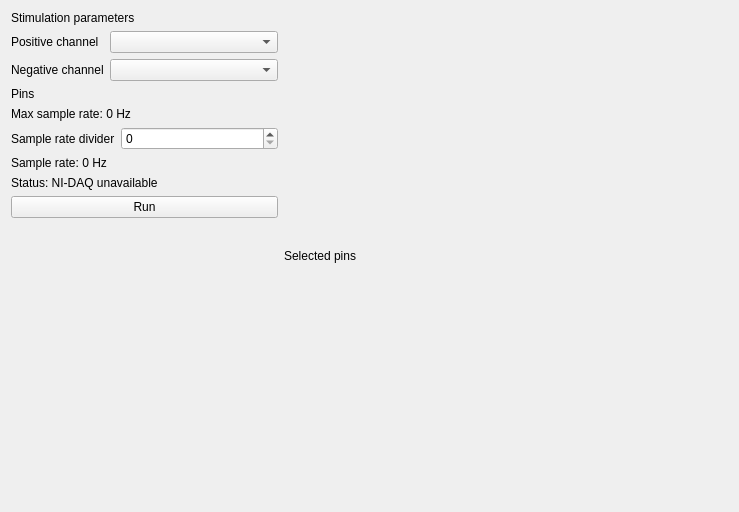
First picture: the form in app/ui/protocol_window.ui, repository teuncm/wormenpracticum, before the edit.
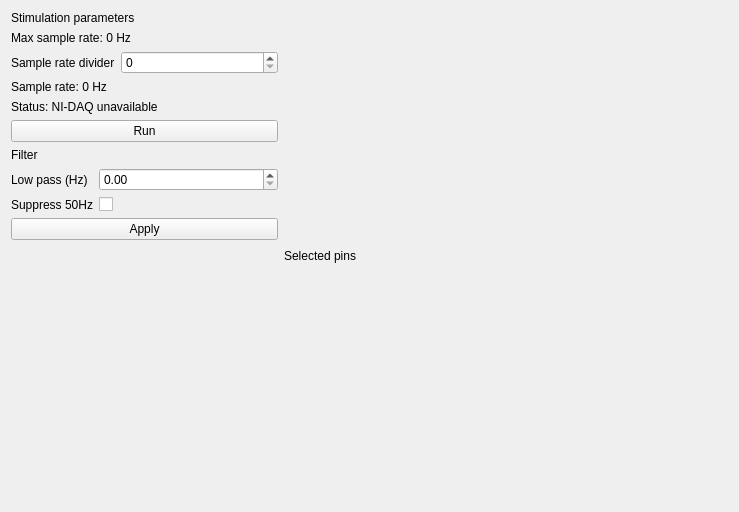
Second picture: the form after the edit.

Commit message: Add states per button

Diff of the .ui file:
```diff
--- a/app/ui/protocol_window.ui
+++ b/app/ui/protocol_window.ui
@@ -23,37 +23,6 @@
        </property>
       </widget>
      </item>
-     <item>
-      <layout class="QFormLayout" name="channelFormLayout">
-       <item row="0" column="0">
-        <widget class="QLabel" name="positiveChannelLabel">
-         <property name="text">
-          <string>Positive channel</string>
-         </property>
-        </widget>
-       </item>
-       <item row="0" column="1">
-        <widget class="QComboBox" name="positiveChannelComboBox"/>
-       </item>
-       <item row="1" column="0">
-        <widget class="QLabel" name="negativeChannelLabel">
-         <property name="text">
-          <string>Negative channel</string>
-         </property>
-        </widget>
-       </item>
-       <item row="1" column="1">
-        <widget class="QComboBox" name="negativeChannelComboBox"/>
-       </item>
-      </layout>
-     </item>
-     <item>
-      <widget class="QLabel" name="pins_label">
-       <property name="text">
-        <string>Pins</string>
-       </property>
-      </widget>
-     </item>
      <item>
       <widget class="QLabel" name="label">
        <property name="text">
@@ -99,6 +68,44 @@
        </property>
       </widget>
      </item>
+     <item>
+      <widget class="QLabel" name="title_filter">
+       <property name="text">
+        <string>Filter</string>
+       </property>
+      </widget>
+     </item>
+     <item>
+      <layout class="QFormLayout" name="formLayout_2">
+       <item row="0" column="0">
+        <widget class="QLabel" name="lowpass_label">
+         <property name="text">
+          <string>Low pass (Hz)</string>
+         </property>
+        </widget>
+       </item>
+       <item row="0" column="1">
+        <widget class="QDoubleSpinBox" name="lowPassHzDoubleSpinBox"/>
+       </item>
+       <item row="1" column="0">
+        <widget class="QLabel" name="suppress_label">
+         <property name="text">
+          <string>Suppress 50Hz</string>
+         </property>
+        </widget>
+       </item>
+       <item row="1" column="1">
+        <widget class="QCheckBox" name="suppress50HzCheckBox"/>
+       </item>
+      </layout>
+     </item>
+     <item>
+      <widget class="QPushButton" name="pushButton_2">
+       <property name="text">
+        <string>Apply</string>
+       </property>
+      </widget>
+     </item>
      <item>
       <spacer name="verticalSpacer_2">
        <property name="orientation">
```
The commit also changes 5 other files.
